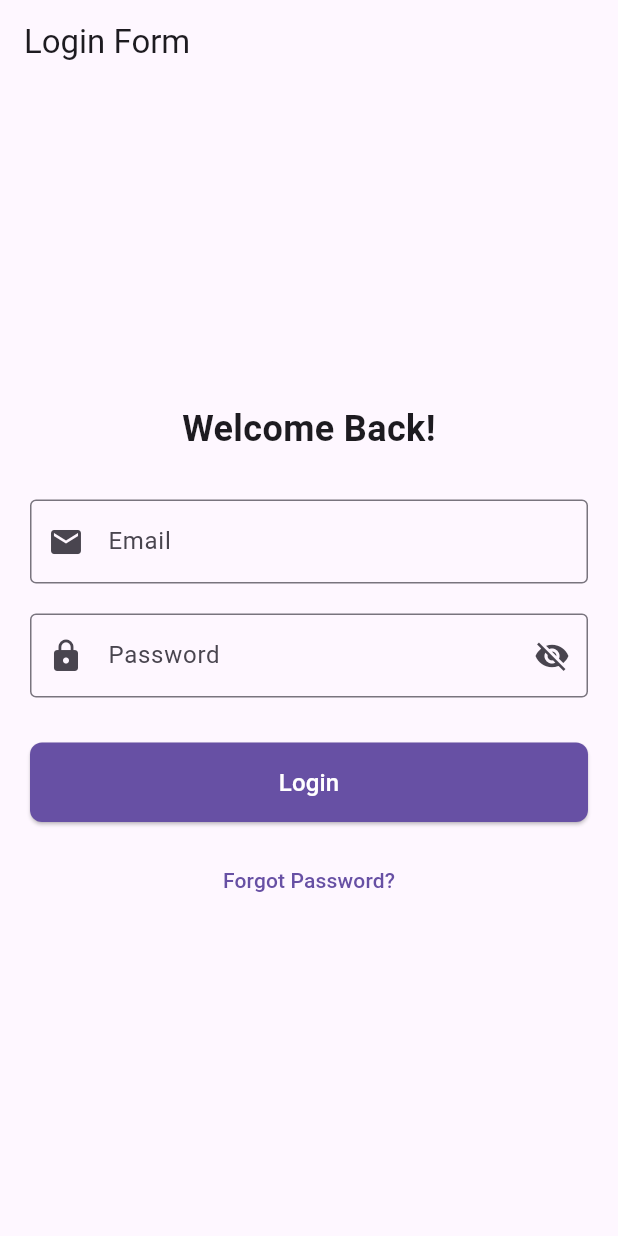
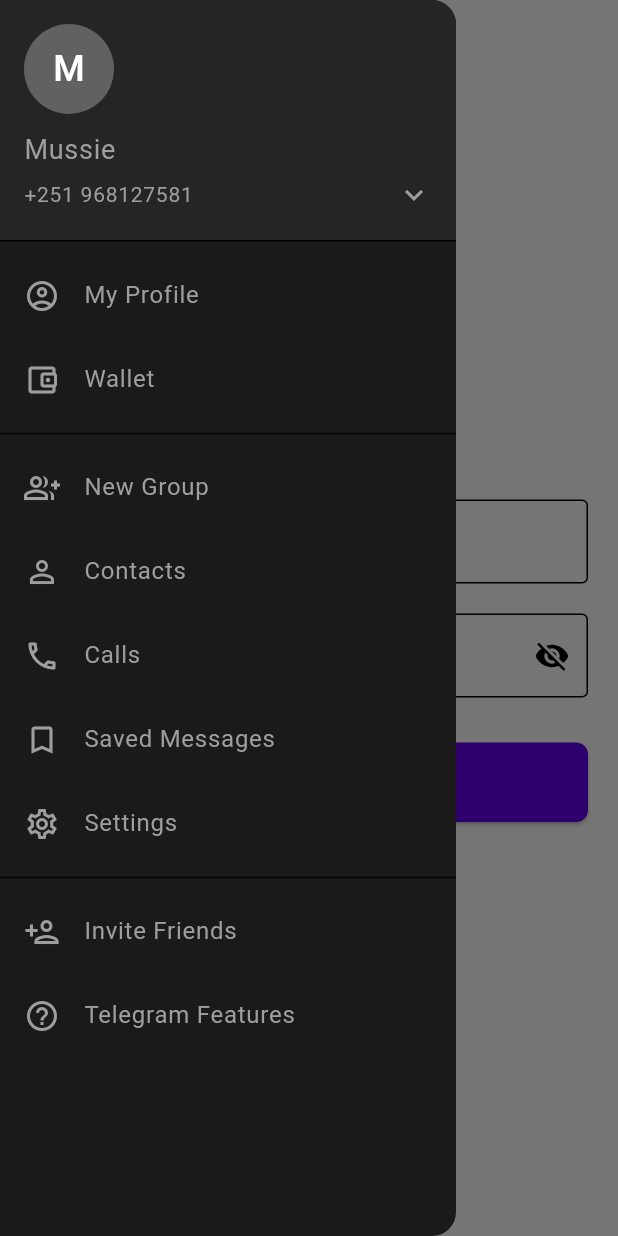
Before and after one commit to mussie-alemayehu/login_form, a Flutter app: the screen it shows after launch, with the side drawer open (before the commit the screen has no drawer), on a phone screen of 412 x 824 dp. Run offline on Flutter 3.47's test engine with Material 3 defaults, Android fonts, the phone set to English and light mode, and no system bars.

Commit message:
add telegram like drawer

```diff
--- /dev/null
+++ b/lib/custom_drawer.dart
@@ -0,0 +1,81 @@
+import 'package:flutter/material.dart';
+
+class CustomDrawer extends StatelessWidget {
+  const CustomDrawer({super.key, required this.title});
+
+  final String title;
+
+  @override
+  Widget build(BuildContext context) {
+    return Drawer(
+      backgroundColor: Theme.of(context).colorScheme.secondary,
+      child: ListView(
+        padding: EdgeInsets.zero,
+        children: <Widget>[
+          _buildDrawerHeader(context),
+          _buildDrawerItem(Icons.account_circle_outlined, 'My Profile'),
+          _buildDrawerItem(Icons.account_balance_wallet_outlined, 'Wallet'),
+          Divider(),
+          _buildDrawerItem(Icons.group_add_outlined, 'New Group'),
+          _buildDrawerItem(Icons.person_outline, 'Contacts'),
+          _buildDrawerItem(Icons.phone_outlined, 'Calls'),
+          _buildDrawerItem(Icons.bookmark_border, 'Saved Messages'),
+          _buildDrawerItem(Icons.settings_outlined, 'Settings'),
+          Divider(),
+          _buildDrawerItem(Icons.person_add_outlined, 'Invite Friends'),
+          _buildDrawerItem(Icons.help_outline, 'Telegram Features'),
+        ],
+      ),
+    );
+  }
+
+  Widget _buildDrawerHeader(BuildContext context) {
+    return DrawerHeader(
+      decoration: BoxDecoration(
+        color: Theme.of(context).colorScheme.secondaryContainer,
+      ),
+      child: Column(
+        crossAxisAlignment: CrossAxisAlignment.start,
+        children: [
+          CircleAvatar(
+            backgroundColor: Colors.grey[700],
+            radius: 30,
+            child: const Text(
+              'M',
+              style: TextStyle(fontSize: 24, color: Colors.white),
+            ),
+          ),
+          const SizedBox(height: 10),
+          const Text(
+            'Mussie',
+            style: TextStyle(fontSize: 18, color: Colors.grey),
+          ),
+          const SizedBox(height: 5),
+          const Row(
+            children: [
+              Text(
+                '+251 968127581',
+                style: TextStyle(fontSize: 14, color: Colors.grey),
+              ),
+              Spacer(),
+              Icon(Icons.keyboard_arrow_down, color: Colors.grey),
+            ],
+          ),
+        ],
+      ),
+    );
+  }
+
+  Widget _buildDrawerItem(IconData icon, String title) {
+    return ListTile(
+      leading: Icon(
+        icon,
+        color: Colors.grey,
+      ),
+      title: Text(
+        title,
+        style: const TextStyle(color: Colors.grey),
+      ),
+    );
+  }
+}
--- a/lib/main.dart
+++ b/lib/main.dart
@@ -1,6 +1,7 @@
 // ignore_for_file: constant_identifier_names
 
 import 'package:flutter/material.dart';
+import 'package:login_form/custom_drawer.dart';
 
 const String CORRECT_EMAIL = 'mussie@gmail.com';
 const String CORRECT_PASSWORD = 'password123';
@@ -18,6 +19,10 @@ class MyApp extends StatelessWidget {
       title: 'Flutter Login Demo',
       theme: ThemeData(
         primarySwatch: Colors.blue,
+        colorScheme: ColorScheme.light(
+          secondary: const Color(0xFF1A1A1A),
+          secondaryContainer: const Color(0xFF252525),
+        ),
         visualDensity: VisualDensity.adaptivePlatformDensity,
       ),
       home: const LoginPage(),
@@ -114,6 +119,7 @@ class _LoginPageState extends State<LoginPage> {
       appBar: AppBar(
         title: const Text('Login Form'),
       ),
+      drawer: const CustomDrawer(title: 'Login Form'),
       body: Center(
         child: SingleChildScrollView(
           // Allows scrolling if content overflows
```
